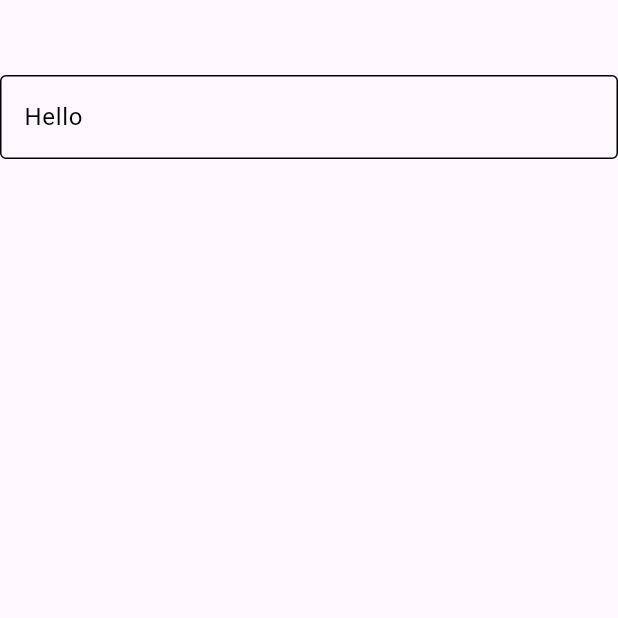
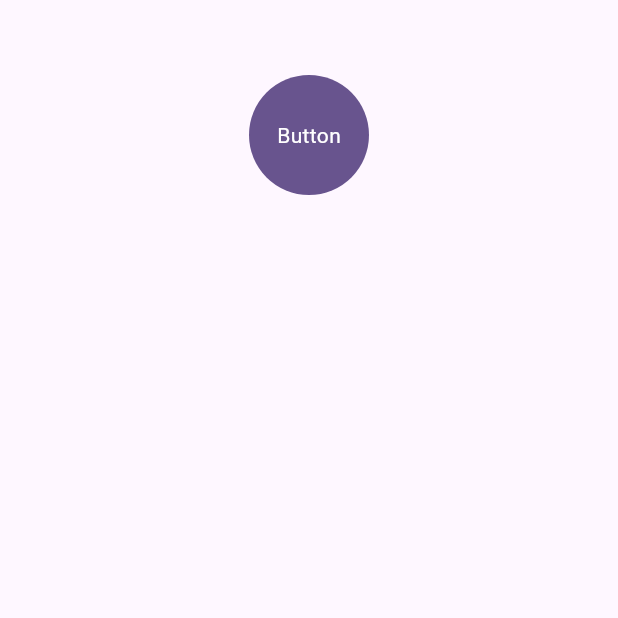
Before and after one commit to t-mabrar/flutter_components, a Flutter app: the screen it shows after launch, on a phone screen of 412 x 824 dp, the top half of it. Run offline on Flutter 3.47's test engine with Material 3 defaults, Android fonts, the phone set to English and light mode, and no system bars; our stand-ins replace flutter_styled_toast, fluttertoast, font_awesome_flutter, logger, streaming_shared_preferences.

Commit message:
App button enhanced features with widget and additionaly assets are added

```diff
--- a/example/lib/main.dart
+++ b/example/lib/main.dart
@@ -35,12 +35,13 @@ class _MyHomePageState extends State<MyHomePage> {
         crossAxisAlignment: CrossAxisAlignment.center,
         children: [
           SizedBox(height: 50.0),
-          SizedBox(
-            width: 500.0,
-            child: AppFormTextField(
-              initialValue: "Hello",
-              controller: TextEditingController(text: "World1"),
-            ),
+          AppButton(
+            title: "Button",
+            onPressed: () {},
+            padding: EdgeInsets.all(30.0),
+            shape: BoxShape.circle,
+            // borderRadius: BorderRadius.circular(10.0),
+            // child: Icon(Icons.update),
           ),
         ],
       ),
--- a/lib/src/widgets/app_button.dart
+++ b/lib/src/widgets/app_button.dart
@@ -24,11 +24,13 @@ class AppButton extends StatefulWidget {
   final bool isExpanded;
   final bool buttonFullWidth;
   final double? buttonWidth;
-  final double? borderRadius;
   final double? fontSize;
   final bool? _hideUnderLine;
   final FontWeight fontWeight;
   final bool isEnabled;
+  final BoxShape? shape;
+  final double? borderRadiusValue;
+  final BorderRadiusGeometry? borderRadius;
 
   AppButton({
     super.key,
@@ -46,16 +48,26 @@ class AppButton extends StatefulWidget {
     this.isExpanded = false,
     this.buttonFullWidth = false,
     this.buttonWidth,
-    this.borderRadius,
+    this.borderRadiusValue,
     this.fontSize,
     this.fontWeight = FontWeight.normal,
     this.isEnabled = true,
+    this.shape,
+    this.borderRadius,
   }) : _isLinkButton = false,
        _isWidgetButton = false,
        _isIconButton = false,
        _hideUnderLine = false,
        _icon = const Icon(Icons.ac_unit),
-       _widgetButton = Container();
+       _widgetButton = Container(),
+       assert(
+         shape == null || borderRadius == null,
+         "Can't use both shape and borderRadius at the same time",
+       ),
+       assert(
+         shape == null || borderRadiusValue == null,
+         "Can't use both shape and borderRadiusValue at the same time",
+       );
 
   const AppButton._internal({
     required this.title,
@@ -79,15 +91,25 @@ class AppButton extends StatefulWidget {
     this.isExpanded = false,
     this.buttonWidth,
     this.buttonFullWidth = false,
+    this.borderRadiusValue,
+    this.fontSize,
+    this.shape,
+    this.isEnabled = true,
     this.borderRadius,
-    this.fontSize,
-    this.isEnabled = true,
   }) : _isLinkButton = isLinkButton,
        _isIconButton = isIconButton,
        _isWidgetButton = isWidgetButton,
        _hideUnderLine = hideUnderLine,
        _widgetButton = widgetButton,
-       _icon = icon;
+       _icon = icon,
+       assert(
+         shape == null || borderRadius == null,
+         "Can't use both shape and borderRadius at the same time",
+       ),
+       assert(
+         shape == null || borderRadiusValue == null,
+         "Can't use both shape and borderRadiusValue at the same time",
+       );
 
   factory AppButton.widget({
     Widget? child,
@@ -102,6 +124,12 @@ class AppButton extends StatefulWidget {
     double? fontSize,
     FontWeight fontWeight = FontWeight.normal,
     bool? isEnabled,
+    BoxShape? shape,
+    double? borderRadiusValue,
+    double? elevation,
+    double? buttonWidth,
+    bool? buttonFullWidth,
+    BorderRadiusGeometry? borderRadius,
   }) {
     return AppButton._internal(
       widgetButton: child ?? Container(),
@@ -121,6 +149,12 @@ class AppButton extends StatefulWidget {
       icon: const Icon(Icons.ac_unit),
       hideUnderLine: hideUnderLine ?? false,
       isEnabled: isEnabled ?? true,
+      shape: shape,
+      borderRadiusValue: borderRadiusValue,
+      elevation: elevation,
+      buttonFullWidth: buttonFullWidth ?? false,
+      buttonWidth: buttonWidth,
+      borderRadius: borderRadius,
     );
   }
 
@@ -283,9 +317,14 @@ class AppButtonState extends State<AppButton> {
       elevation: widget.elevation ?? 0.0,
       child: DecoratedBox(
         decoration: BoxDecoration(
+          shape: widget.shape ?? BoxShape.rectangle,
           border: widget.border,
           color: isEnabled ? _buttonColor : Colors.grey,
-          borderRadius: BorderRadius.circular(widget.borderRadius ?? 5.0),
+          borderRadius:
+              widget.shape != null
+                  ? null
+                  : widget.borderRadius ??
+                      BorderRadius.circular(widget.borderRadiusValue ?? 5.0),
         ),
         child: Padding(
           padding:
```
